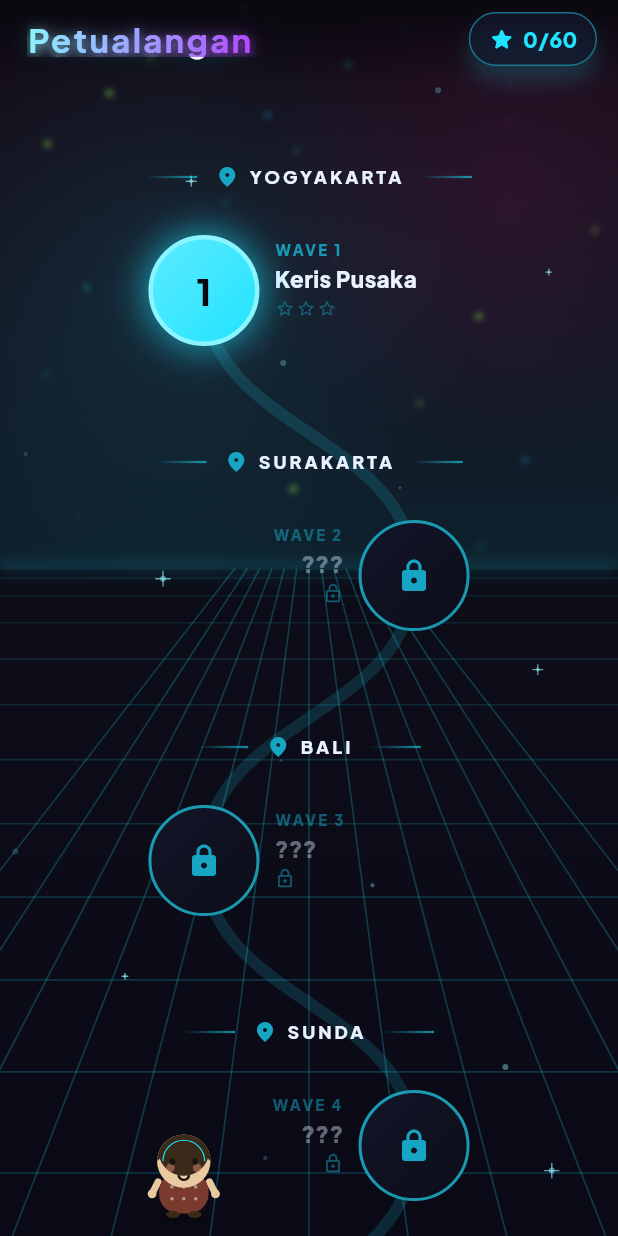
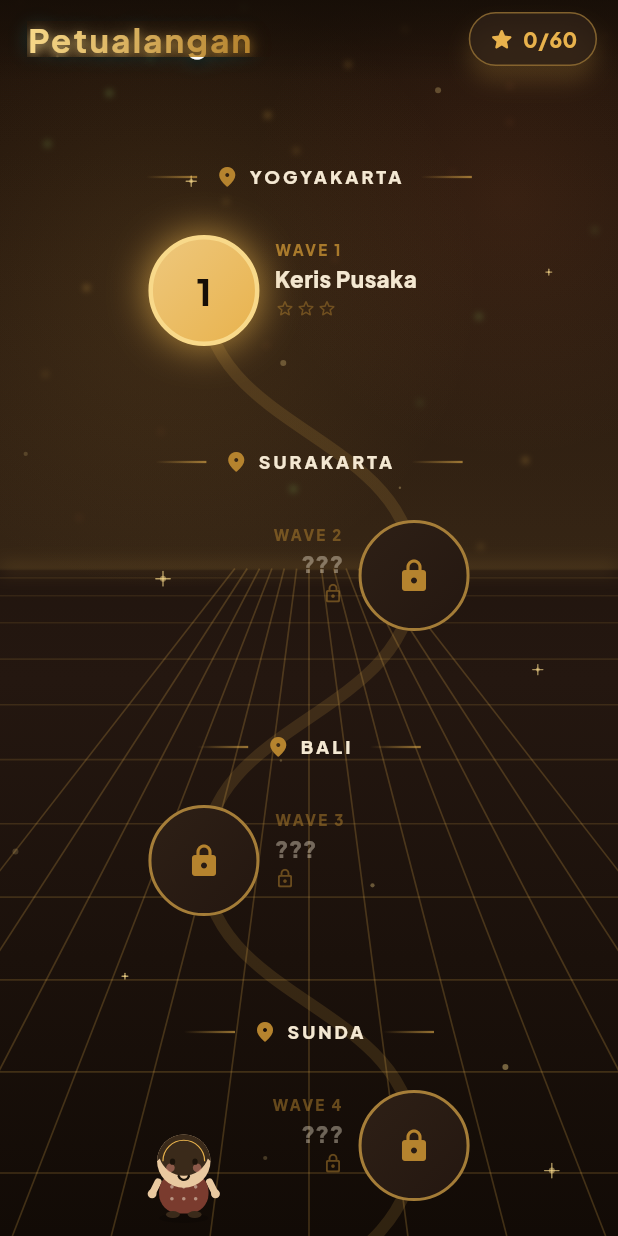
Before and after one commit to zachiesings/pusaka-blast, a Flutter app: the AdventureMapScreen screen opened directly, on a phone screen of 412 x 824 dp. Run offline on Flutter 3.47's test engine with Material 3 defaults, Android fonts, the phone set to English and light mode, and no system bars; our stand-ins replace audioplayers, google_mobile_ads, shared_preferences; accounts and stored records are empty.

Commit message:
feat(phase1): Pusaka Keraton heritage theme + juicier feedback
- Palette flipped neon cyber-arcade → warm batik/keraton (sogan brown, prada
  gold, indigo wedelan, maroon). Field names unchanged so every screen + all FX
  recolor automatically. Block colours → traditional batik tones (matches the
  Klasik Sogan skin), core_colors default aligned, backdrop bottom warmed.
- Juice: Berkah Keraton / Papan Bersih / Pukulan Gamelan now fire a heavy
  haptic and a bigger 2-axis board shake; normal clears stay medium.
- No ad-logic or gameplay-rule changes; in-review build unaffected.

Co-Authored-By: Claude Opus 4.8 (1M context) <noreply@anthropic.com>

```diff
--- a/lib/core/constants.dart
+++ b/lib/core/constants.dart
@@ -49,43 +49,44 @@ class K {
 class Palette {
   Palette._();
 
-  // === "NEON GRID" — dark cyber-arcade identity (distinct from Tiles' batik) ===
-  // Same field NAMES kept (gold = hero accent, cream = text, etc.) so every
-  // screen recolors automatically; only the VALUES changed to neon.
-  static const Color bg0      = Color(0xFF07070D); // deepest void black
-  static const Color bg1      = Color(0xFF0C0D18); // night blue-black
-  static const Color panel    = Color(0xFF13162A); // glassy dark panel
-  static const Color panelHi  = Color(0xFF1E2440); // raised glass / hover
-  static const Color gridCell = Color(0xFF10131F); // empty board cell
-  static const Color gridLine = Color(0xFF2B3360); // faint neon grid line
+  // === "PUSAKA KERATON" — warm batik/keraton identity (distinct from Tiles'
+  // cool indigo "Panggung Malam"). Field NAMES unchanged (gold = hero accent,
+  // cream = text, etc.) so every screen + every FX recolors automatically; only
+  // the VALUES changed — neon → sogan brown, prada gold, indigo & maroon batik.
+  static const Color bg0      = Color(0xFF160E07); // deepest sogan-black
+  static const Color bg1      = Color(0xFF241710); // dark roast night
+  static const Color panel    = Color(0xFF2E2016); // glassy warm panel
+  static const Color panelHi  = Color(0xFF3E2C1D); // raised wood / hover
+  static const Color gridCell = Color(0xFF241A12); // empty board cell
+  static const Color gridLine = Color(0xFF4A3520); // faint sogan grid line
 
-  static const Color gold     = Color(0xFF1FE3FF); // electric cyan (hero accent)
-  static const Color goldLt   = Color(0xFF8BF4FF); // light cyan glow
-  static const Color goldSoft = Color(0xFF16A6C4); // dim cyan
-  static const Color cream    = Color(0xFFEAF2FF); // cool white text
-  static const Color ink      = Color(0xFF06080F); // near-black (on bright btns)
+  static const Color gold     = Color(0xFFE8B24C); // keraton prada gold (hero accent)
+  static const Color goldLt   = Color(0xFFF8D98A); // bright gold glow
+  static const Color goldSoft = Color(0xFFB5832E); // sogan gold (dim)
+  static const Color cream    = Color(0xFFF4E8D2); // warm ivory text
+  static const Color ink      = Color(0xFF160E07); // near-black (on bright btns)
 
-  // neon accents
-  static const Color coral    = Color(0xFFFF3DAE); // neon magenta
-  static const Color maroon   = Color(0xFFFF2E63); // hot pink-red
-  static const Color jade     = Color(0xFF9DFF3D); // neon lime
+  // batik accents
+  static const Color coral    = Color(0xFFCD6A3D); // terracotta / pesisir
+  static const Color maroon   = Color(0xFF8E3B2E); // deep batik maroon
+  static const Color jade     = Color(0xFF5E7A3E); // batik daun olive-green
 
   static const LinearGradient brand = LinearGradient(
-    colors: [goldLt, Color(0xFFB14DFF), coral], // cyan → violet → magenta sweep
+    colors: [goldLt, Color(0xFFB5832E), maroon], // gold → sogan → maroon sweep
     begin: Alignment.topLeft, end: Alignment.bottomRight,
   );
 
   static List<BoxShadow> glow(Color c, {double blur = 26, double y = 10, double a = 0.5}) =>
       [BoxShadow(color: c.withOpacity(a), blurRadius: blur, offset: Offset(0, y))];
 
-  // Block colors — vivid neon set (cyber arcade).
+  // Block colors — traditional batik tones (sogan, indigo wedelan, prada, daun).
   static const List<Color> blockColors = <Color>[
-    Color(0xFF1FE3FF), // cyan
-    Color(0xFFFF3DAE), // magenta
-    Color(0xFF9DFF3D), // lime
-    Color(0xFFB14DFF), // violet
-    Color(0xFFFFD23D), // electric yellow
-    Color(0xFFFF6B35), // neon orange
-    Color(0xFF3D8BFF), // electric blue
+    Color(0xFF9A4A36), // sogan terracotta
+    Color(0xFF1F4E5F), // indigo wedelan
+    Color(0xFFC2912F), // prada gold
+    Color(0xFF4A6B3A), // daun olive
+    Color(0xFF6E3B5C), // plum keraton
+    Color(0xFF2E5E6E), // teal pesisir
+    Color(0xFFB5632A), // amber sogan
   ];
 }
--- a/lib/core/theme.dart
+++ b/lib/core/theme.dart
@@ -2,7 +2,7 @@ import 'package:flutter/material.dart';
 import 'constants.dart';
 import 'motion.dart';
 
-/// Premium "Neon Grid" theme — Plus Jakarta Sans + dark cyber-arcade tokens.
+/// Premium "Pusaka Keraton" theme — Plus Jakarta Sans + warm batik/sogan tokens.
 ThemeData buildTheme() {
   const font = 'Jakarta';
   final base = ThemeData.dark(useMaterial3: true);
--- a/lib/features/game/game_screen.dart
+++ b/lib/features/game/game_screen.dart
@@ -246,9 +246,13 @@ class _GameScreenState extends State<GameScreen> with TickerProviderStateMixin {
                     child: AnimatedBuilder(
                       animation: _fx,
                       builder: (_, child) {
-                        final amp = _fxLines >= 2 ? (1 - _fx.value) * (_wasSpecial ? 12 : 5) : 0.0;
+                        // Berkah Keraton shakes hardest, then Pukulan Gamelan, then normal clears.
+                        final amp = _fxLines >= 2
+                            ? (1 - _fx.value) * (_wasBerkah ? 22 : _wasSpecial ? 12 : 5)
+                            : 0.0;
                         final dx = math.sin(_fx.value * math.pi * 8) * amp;
-                        return Transform.translate(offset: Offset(dx, 0), child: child);
+                        final dy = _wasBerkah ? math.cos(_fx.value * math.pi * 7) * amp * 0.5 : 0.0;
+                        return Transform.translate(offset: Offset(dx, dy), child: child);
                       },
                       child: _buildBoard(gc),
                     ),
--- a/lib/features/game/widgets/game_backdrop.dart
+++ b/lib/features/game/widgets/game_backdrop.dart
@@ -56,7 +56,7 @@ class _BackdropPainter extends CustomPainter {
         ..shader = const LinearGradient(
           begin: Alignment.topCenter,
           end: Alignment.bottomCenter,
-          colors: [Palette.bg0, Palette.bg1, Color(0xFF0A0A16)],
+          colors: [Palette.bg0, Palette.bg1, Color(0xFF120B06)],
           stops: [0.0, 0.55, 1.0],
         ).createShader(Offset.zero & size),
     );
--- a/lib/game/core_colors.dart
+++ b/lib/game/core_colors.dart
@@ -6,13 +6,13 @@ class CoreColors {
   CoreColors._();
 
   static const List<Color> blockColors = <Color>[
-    Color(0xFF1FE3FF), // cyan
-    Color(0xFFFF3DAE), // magenta
-    Color(0xFF9DFF3D), // lime
-    Color(0xFFB14DFF), // violet
-    Color(0xFFFFD23D), // electric yellow
-    Color(0xFFFF6B35), // neon orange
-    Color(0xFF3D8BFF), // electric blue
+    Color(0xFF9A4A36), // sogan terracotta
+    Color(0xFF1F4E5F), // indigo wedelan
+    Color(0xFFC2912F), // prada gold
+    Color(0xFF4A6B3A), // daun olive
+    Color(0xFF6E3B5C), // plum keraton
+    Color(0xFF2E5E6E), // teal pesisir
+    Color(0xFFB5632A), // amber sogan
   ];
 
   /// The palette currently in use (set from the selected batik skin). Defaults
--- a/lib/state/game_controller.dart
+++ b/lib/state/game_controller.dart
@@ -270,7 +270,12 @@ class GameController extends ChangeNotifier {
       } else {
         app.playSfx(combo > 1 ? Sfx.combo : Sfx.clear);
       }
-      _haptic(HapticFeedbackLevel.medium);
+      // Big moments (Berkah Keraton / Papan Bersih / Pukulan Gamelan) thump harder.
+      final bigMoment = berkahJustTriggered ||
+          result.boardCleared ||
+          combo >= 3 ||
+          result.linesCleared >= 3;
+      _haptic(bigMoment ? HapticFeedbackLevel.heavy : HapticFeedbackLevel.medium);
     } else {
       combo = 0;
       app.playSfx(Sfx.place);
@@ -334,8 +339,10 @@ class GameController extends ChangeNotifier {
         HapticFeedback.selectionClick();
       case HapticFeedbackLevel.medium:
         HapticFeedback.lightImpact();
+      case HapticFeedbackLevel.heavy:
+        HapticFeedback.heavyImpact();
     }
   }
 }
 
-enum HapticFeedbackLevel { light, medium }
+enum HapticFeedbackLevel { light, medium, heavy }
```
